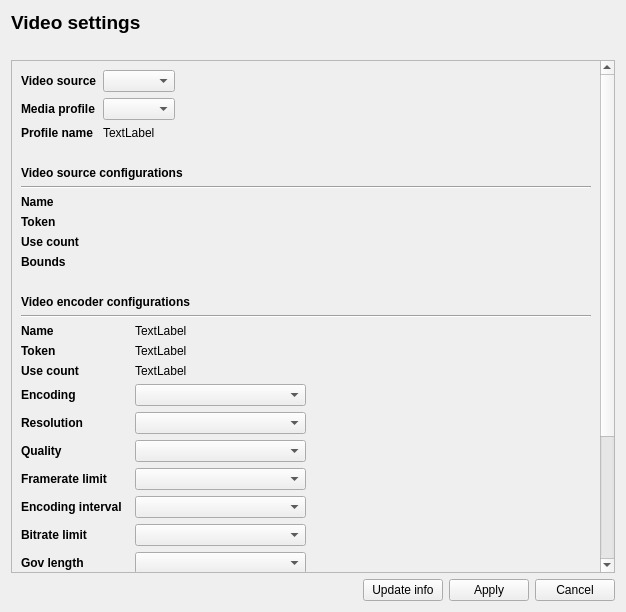
The window that GUI/GUI_Util/formvideoconfiguration.ui (Abay11/onvif_client) describes before a commit, drawn with Qt 5.
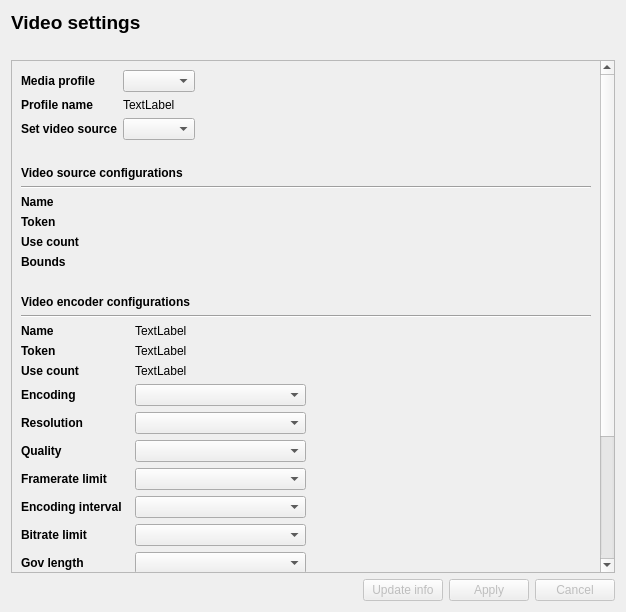
The same window after the commit.

Commit message: retrieving video settings

```diff
--- a/GUI/GUI_Util/formvideoconfiguration.ui
+++ b/GUI/GUI_Util/formvideoconfiguration.ui
@@ -53,9 +53,9 @@
       <property name="geometry">
        <rect>
         <x>0</x>
-        <y>0</y>
+        <y>-150</y>
         <width>589</width>
-        <height>651</height>
+        <height>663</height>
        </rect>
       </property>
       <layout class="QVBoxLayout" name="verticalLayout_2">
@@ -63,7 +63,7 @@
         <layout class="QHBoxLayout" name="horizontalLayout_2">
          <item>
           <layout class="QFormLayout" name="formLayout">
-           <item row="0" column="0">
+           <item row="2" column="0">
             <widget class="QLabel" name="label_2">
              <property name="font">
               <font>
@@ -72,14 +72,21 @@
               </font>
              </property>
              <property name="text">
-              <string>Video source</string>
+              <string>Set video source</string>
              </property>
             </widget>
            </item>
-           <item row="0" column="1">
+           <item row="2" column="1">
             <widget class="QComboBox" name="comboVideoSources"/>
            </item>
-           <item row="1" column="0">
+           <item row="5" column="0">
+            <widget class="QLabel" name="empty_lbl1">
+             <property name="text">
+              <string/>
+             </property>
+            </widget>
+           </item>
+           <item row="0" column="0">
             <widget class="QLabel" name="label_4">
              <property name="font">
               <font>
@@ -92,17 +99,10 @@
              </property>
             </widget>
            </item>
-           <item row="1" column="1">
+           <item row="0" column="1">
             <widget class="QComboBox" name="comboMediaProfiles"/>
            </item>
-           <item row="3" column="0">
-            <widget class="QLabel" name="empty_lbl1">
-             <property name="text">
-              <string/>
-             </property>
-            </widget>
-           </item>
-           <item row="2" column="0">
+           <item row="1" column="0">
             <widget class="QLabel" name="label_11">
              <property name="font">
               <font>
@@ -115,7 +115,7 @@
              </property>
             </widget>
            </item>
-           <item row="2" column="1">
+           <item row="1" column="1">
             <widget class="QLabel" name="lblProfileName">
              <property name="text">
               <string>TextLabel</string>
@@ -589,6 +589,9 @@
      </item>
      <item>
       <widget class="QPushButton" name="btnUpdate">
+       <property name="enabled">
+        <bool>false</bool>
+       </property>
        <property name="text">
         <string>Update info</string>
        </property>
@@ -596,6 +599,9 @@
      </item>
      <item>
       <widget class="QPushButton" name="btnApply">
+       <property name="enabled">
+        <bool>false</bool>
+       </property>
        <property name="text">
         <string>Apply</string>
        </property>
@@ -603,6 +609,9 @@
      </item>
      <item>
       <widget class="QPushButton" name="btnCancel">
+       <property name="enabled">
+        <bool>false</bool>
+       </property>
        <property name="text">
         <string>Cancel</string>
        </property>
```
Left out of the diff: 22 changed lines with no effect on the pictures. The commit also changes 9 other files.
